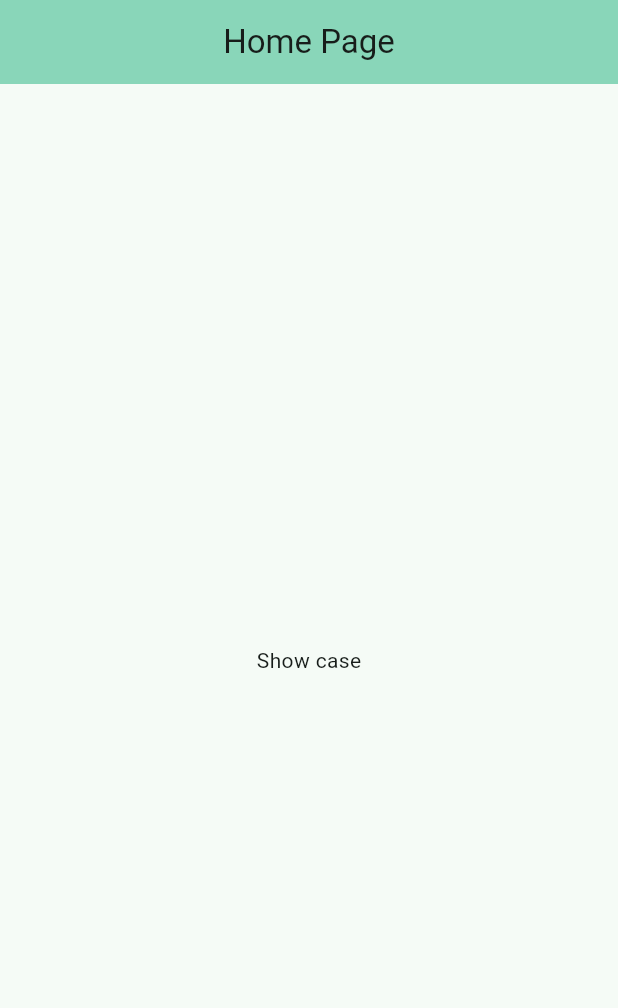
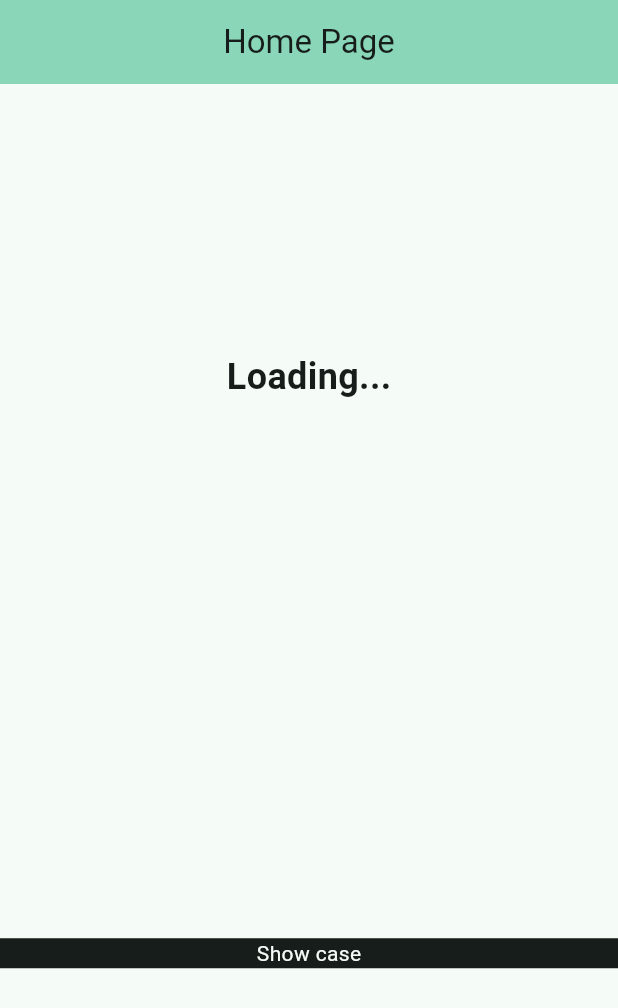
Before and after one commit to jvcss/statemanager, a Flutter app: the screen it shows after launch, on a phone screen of 412 x 824 dp. Shown: the top 1008 px of the screen. Run offline on Flutter 3.47's test engine with Material 3 defaults, Android fonts, the phone set to English and light mode, and no system bars.

```diff
--- /dev/null
+++ b/lib/display_dynamic_view.dart
@@ -0,0 +1,19 @@
+import 'package:flutter/material.dart';
+import 'package:statemanager/api.dart';
+import 'package:statemanager/provider.dart';
+
+class DisplayDynamicView extends StatelessWidget {
+  const DisplayDynamicView({super.key});
+
+  @override
+  Widget build(BuildContext context) {
+    final API? api = ApiProvider.of(context)?.api;
+    return Text(
+      api?.dateAndTime ?? 'Loading...',
+      style: const TextStyle(
+        fontSize: 24,
+        fontWeight: FontWeight.bold,
+      ),
+    );
+  }
+}
--- a/lib/main.dart
+++ b/lib/main.dart
@@ -1,5 +1,11 @@
+import 'dart:async';
+
 import 'package:flutter/material.dart';
+import 'package:flutter/widgets.dart';
+import 'package:statemanager/api.dart';
+import 'package:statemanager/display_dynamic_view.dart';
 import 'package:statemanager/lights_snackbar.dart';
+import 'package:statemanager/provider.dart';
 
 void main() {
   runApp(const App());
@@ -21,8 +27,9 @@ class App extends StatelessWidget {
         useMaterial3: true,
       ),
       routes: <String, WidgetBuilder>{
-        '/': (BuildContext context) => const HomePage(
-            //   title: 'Page',
+        '/': (BuildContext context) => ApiProvider(
+              api: API(),
+              child: const HomePage(),
             ),
       },
     );
@@ -40,21 +47,34 @@ class HomePage extends StatefulWidget {
   State<HomePage> createState() => _HomePageState();
 }
 
+// poderia ser usado dentro do widget HomePage
+// mas para fins de demonstração, foi colocado aqui
+// para mostrar que o estado do provider é preservado
+void _changeTitle(BuildContext context) async {
+  Timer.periodic(const Duration(seconds: 3), (timer) {
+    //setState(() {
+      //title = DateTime.now().toLocal().toString();
+      final api = ApiProvider.of(context)!;
+      // essa é a chamada que altera o estado do provider, que consequentemente atualiza o widget DisplayDynamicView
+      // e que por consequência atualiza o widget HomePage
+      // nao existe outra chamada além dessa que altera o estado do provider com um metodo
+      // no widget DisplayDynamicView, apenas a referencia da variavel é diretamente atribuida ao widget
+      // isso significa que o compartilhamento de context herdado por StatelessWidget e InheritedWidget do provider
+      // a chamada da api é feita indiretamente e mesmo assim o valor é atualizado
+      // uma boa demonstração de conservação de estado
+      var dateAndTime = api?.api.getDateAndTime();
+      //_textKey = ValueKey<String?>(api!.id);
+    });
+}
+
 class _HomePageState extends State<HomePage> {
+  //ValueKey _textKey = const ValueKey<String?>(null);
   String title = 'Home Page';
-
-  void _changeTitle() {
-    // Timer.periodic(const Duration(seconds: 59), (timer) {
-    //   setState(() {
-    //     title = DateTime.now().toLocal().toString();
-    //   });
-    // });
-  }
 
   @override
   void initState() {
     super.initState();
-    _changeTitle();
+    _changeTitle(context);
   }
 
   @override
@@ -63,26 +83,44 @@ class _HomePageState extends State<HomePage> {
       appBar: AppBar(
         backgroundColor: Theme.of(context).colorScheme.inversePrimary,
         centerTitle: true,
-        title: Text(title),
+        title: Text(
+          ApiProvider.of(context)?.api.dateAndTime ?? title,
         ),
-      body: GestureDetector(
-        onTap: () {
+      ),
+      body: Column(
+        mainAxisAlignment: MainAxisAlignment.spaceAround,
+        children: [
+          DisplayDynamicView(
+              //   key: _textKey,
+              ),
+          GestureDetector(
+            onTap: () async {
               showFancySnackbar(context);
+              //final api = ApiProvider.of(context);
+              // final dateAndTime = await api?.api.getDateAndTime(); // this is not so good. why?
+              //because you need to reexcute the function to get the value
+              // if its a heavy function, it will be a problem
+              // most important if the business logic runs over a single instance
+              // you can compromise the list of executions.
+
               setState(() {
-            title = DateTime.now().toLocal().toString();
+                //title = ApiProvider.of(context)?.api.dateAndTime ?? 'Loading.';
+                //_textKey = ValueKey<String?>(dateAndTime);
               });
             },
             child: Container(
-          color: Theme.of(context).colorScheme.background,
+              color: Theme.of(context).colorScheme.onBackground,
               child: Center(
                 child: Text(
                   'Show case',
                   style: TextStyle(
-                color: Theme.of(context).colorScheme.onBackground,
+                    color: Theme.of(context).colorScheme.background,
                   ),
                 ),
               ),
             ),
+          ),
+        ],
       ),
     );
   }
@@ -99,6 +137,4 @@ class _HomePageState extends State<HomePage> {
 
     ScaffoldMessenger.of(context).showSnackBar(snackBar);
   }
-
-
 }
--- /dev/null
+++ b/lib/provider.dart
@@ -0,0 +1,23 @@
+import 'package:flutter/material.dart';
+import 'package:statemanager/api.dart';
+import 'package:uuid/uuid.dart';
+
+class ApiProvider extends InheritedWidget {
+  final API api;
+  final String id;
+
+  ApiProvider({
+      super.key,
+      required this.api,
+      required super.child,
+    }): id = const Uuid().v4();
+
+  @override
+  bool updateShouldNotify(covariant ApiProvider oldWidget) {
+    return id != oldWidget.id;
+  }
+
+  static ApiProvider? of(BuildContext context) {
+    return context.dependOnInheritedWidgetOfExactType<ApiProvider>();
+  }
+}
```
Also changed, not shown: lib/api.dart (added, +18 -0 lines). Lines whose indentation alone changed are shown as unchanged.
